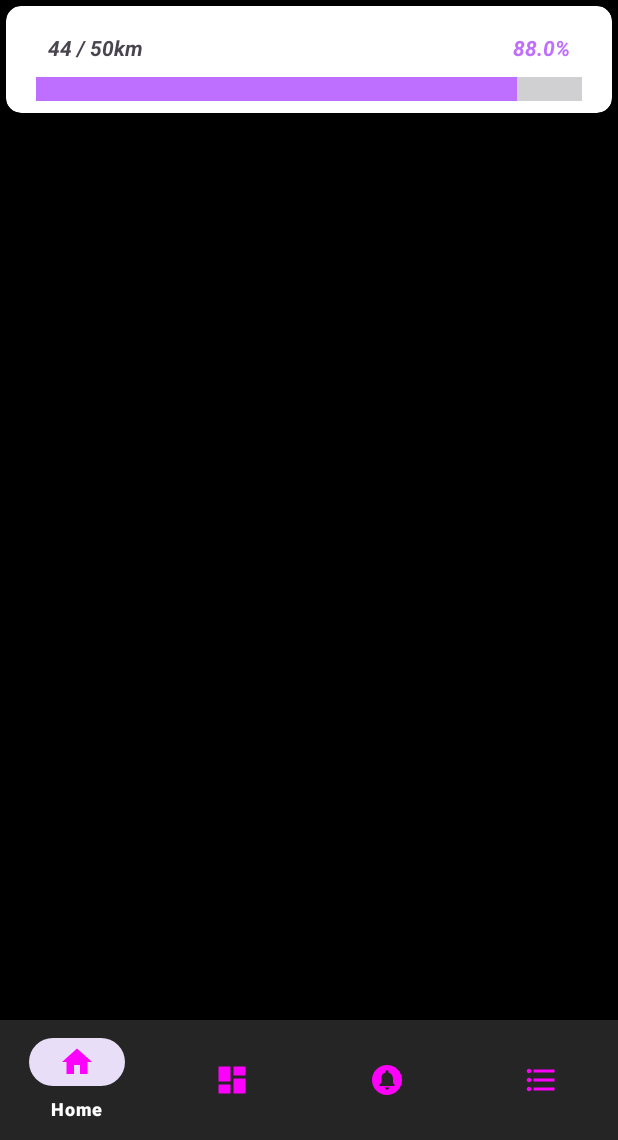
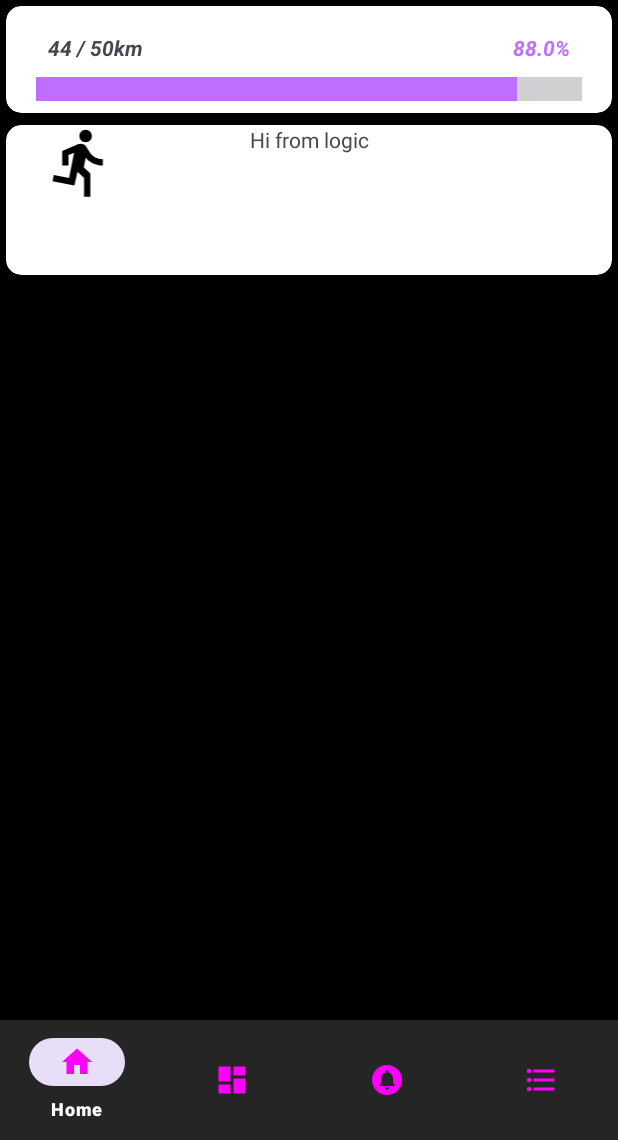
Before and after one commit to vaziman/VaziStat, an Android app: the screen it shows after launch (MainActivity), on a phone screen of 412 x 824 dp, the part 96-1236 px from its top. Run offline under Robolectric (Android 15) with nearby library versions, the phone set to English and light mode, and no system bars; our stand-ins replace Volley; libraries missing offline, so code that uses them is left out: androidx.privacysandbox.tools; 7 statements that could not run were skipped.

Commit message:
Rebuild RecyclerView logic

```diff
--- a/app/src/main/java/com/example/myapplication/adapter/DataAdapter.kt
+++ b/app/src/main/java/com/example/myapplication/adapter/DataAdapter.kt
@@ -1,32 +1,50 @@
 package com.example.myapplication.adapter
 
-import android.animation.ObjectAnimator
 import android.view.LayoutInflater
 import android.view.View
 import android.view.ViewGroup
-import android.widget.ProgressBar
-import android.widget.TextView
 import androidx.recyclerview.widget.RecyclerView
 import com.example.myapplication.R
-import com.example.myapplication.databinding.ModelDataLayoutBinding
+import com.example.myapplication.holders.BaseDataViewHolder
+import com.example.myapplication.holders.LastRunDataViewHolder
+import com.example.myapplication.holders.WeeklyProgressDataViewHolder
 import com.example.myapplication.model.DataModel
-import com.google.android.material.shape.TriangleEdgeTreatment
 
-class DataAdapter(): RecyclerView.Adapter<DataAdapter.DataViewHolder>() {
-    private val dataList = ArrayList<DataModel>()
+class DataAdapter() : RecyclerView.Adapter<BaseDataViewHolder>() {
+//    private val dataList = ArrayList<DataModel>()
 
 
-    override fun onCreateViewHolder(p0: ViewGroup, p1: Int): DataViewHolder {
-        val view = LayoutInflater.from(p0.context).inflate(R.layout.model_data_layout, p0, false)
-        return DataViewHolder(view)
+    private var myData: DataModel? = null
+
+    override fun onCreateViewHolder(viewGroup: ViewGroup, viewType: Int): BaseDataViewHolder {
+        val view = LayoutInflater.from(viewGroup.context).inflate(viewType, viewGroup, false)
+
+        if (viewType == R.layout.last_run) {
+            return LastRunDataViewHolder(view)
+        }
+        return WeeklyProgressDataViewHolder(view)
+    }
+
+    override fun getItemViewType(position: Int): Int {
+//        dataItems[position].getItemViewType()
+        if (position == 1) {
+            return R.layout.last_run
+        }
+        return R.layout.model_data_layout
     }
 
     override fun getItemCount(): Int {
-        return dataList.size
+//        return dataList.size
+//        return 3
+        if (myData == null) {
+            return 0
+        }
+        return 2
     }
 
-    override fun onBindViewHolder(p0: DataViewHolder, p1: Int) {
-        p0.bind(dataList[p1])
+
+    override fun onBindViewHolder(dataViewHolder: BaseDataViewHolder, index: Int) {
+        dataViewHolder.bind(myData!!)
 //        val pbItem = dataList[0]
 //        val countOfKm = dataList[1]
 //        val kmPercent = dataList[3]
@@ -34,32 +52,15 @@ class DataAdapter(): RecyclerView.Adapter<DataAdapter.DataViewHolder>() {
 //        p0.bind(countOfKm)
 //        p0.bind(kmPercent)
 
-        val progressBar = p0.itemView.findViewById<ProgressBar>(R.id.progress_bar_running)
-        val dataKilometers = p0.itemView.findViewById<TextView>(R.id.tvCountOfKM)
-        val dataKMPercent = p0.itemView.findViewById<TextView>(R.id.tvCountOfKmPercent)
+
+
+    }
 
 
 
-        progressBar.max = 50
-        var  currentProgress = 44
-        var percent = currentProgress.toFloat() / progressBar.max.toFloat() * 100
-
-        ObjectAnimator.ofInt(progressBar, "progress", currentProgress).start()
-
-        dataKilometers.text = "$currentProgress / ${progressBar.max}km"
-        dataKMPercent.text = "%.1f%%".format(percent)
-    }
-
-    class DataViewHolder(view: View) : RecyclerView.ViewHolder(view) {
-        val bindingClass = ModelDataLayoutBinding.bind(view)
-        fun bind(model: DataModel) = with(bindingClass){
-            tvCountOfKM.text = model.dataKilometers
-            tvCountOfKmPercent.text = model.dataKMPercent
-        }
-
-    }
-    fun addData(data: DataModel){
-        dataList.add(data)
+    fun addData(data: DataModel) {
+//        dataList.add(data)
+        myData = data
         notifyDataSetChanged() // refreshing data in RecyclerView list
     }
 
--- a/app/src/main/java/com/example/myapplication/fragments/HomeFragment.kt
+++ b/app/src/main/java/com/example/myapplication/fragments/HomeFragment.kt
@@ -18,7 +18,8 @@ class HomeFragment : Fragment() {
     private lateinit var bindingClass: FragmentHomeBinding
     private val adapter = DataAdapter()
     private val dataList = listOf(
-        R.id.rc_view_main_screen
+        R.id.rc_view_main_screen,
+
     )
     private var index = 0
 
@@ -43,6 +44,8 @@ class HomeFragment : Fragment() {
             rcViewMainScreen.adapter = adapter
             val data = DataModel( progressBar = 50, dataKilometers = "00/00", dataKMPercent = "00/00%")
             adapter.addData(data)
+
+
         }
     }
 
--- /dev/null
+++ b/app/src/main/java/com/example/myapplication/holders/BaseDataViewHolder.kt
@@ -0,0 +1,12 @@
+package com.example.myapplication.holders
+
+import android.view.View
+import androidx.recyclerview.widget.RecyclerView
+import com.example.myapplication.model.DataModel
+
+
+abstract class BaseDataViewHolder(view: View) : RecyclerView.ViewHolder(view) {
+    abstract fun bind(model: DataModel)
+
+
+}
--- /dev/null
+++ b/app/src/main/java/com/example/myapplication/holders/LastRunDataViewHolder.kt
@@ -0,0 +1,16 @@
+package com.example.myapplication.holders
+
+import android.view.View
+import com.example.myapplication.databinding.LastRunBinding
+import com.example.myapplication.databinding.ModelDataLayoutBinding
+import com.example.myapplication.model.DataModel
+
+class LastRunDataViewHolder(view: View) : BaseDataViewHolder(view) {
+
+    val bindingClass = LastRunBinding.bind(view)
+    override fun bind(model: DataModel) = with(bindingClass) {
+        tvNameOfLastRun.text = "Hi from logic"
+//        tvCountOfKM.text = model.dataKilometers
+//        tvCountOfKmPercent.text = model.dataKMPercent
+    }
+}
--- /dev/null
+++ b/app/src/main/java/com/example/myapplication/holders/WeeklyProgressDataViewHolder.kt
@@ -0,0 +1,34 @@
+package com.example.myapplication.holders
+
+import android.animation.ObjectAnimator
+import android.view.View
+import com.example.myapplication.databinding.ModelDataLayoutBinding
+import com.example.myapplication.model.DataModel
+
+class WeeklyProgressDataViewHolder(view: View) : BaseDataViewHolder(view) {
+
+    val bindingClass = ModelDataLayoutBinding.bind(view)
+    override fun bind(model: DataModel) = with(bindingClass) {
+        tvCountOfKM.text = model.dataKilometers
+        tvCountOfKmPercent.text = model.dataKMPercent
+
+//        val progressBar = dataViewHolder.itemView.findViewById<ProgressBar>(R.id.progress_bar_running)
+//        val dataKilometers = dataViewHolder.itemView.findViewById<TextView>(R.id.tvCountOfKM)
+//        val dataKMPercent = dataViewHolder.itemView.findViewById<TextView>(R.id.tvCountOfKmPercent)
+//
+//        val lastRun = dataViewHolder.itemView.findViewById<CardView>(R.id.CVLastRun)
+
+
+
+        progressBarRunning.max = 50
+        var currentProgress = 44
+        var percent = currentProgress.toFloat() / progressBarRunning.max.toFloat() * 100
+
+        ObjectAnimator.ofInt(progressBarRunning, "progress", currentProgress).start()
+
+        tvCountOfKM.text = "$currentProgress / ${progressBarRunning.max}km"
+        tvCountOfKmPercent.text = "%.1f%%".format(percent)
+    }
+
+
+}
--- /dev/null
+++ b/app/src/main/res/drawable/run.xml
@@ -0,0 +1,5 @@
+<vector android:autoMirrored="true" android:height="24dp"
+    android:tint="#000000" android:viewportHeight="24"
+    android:viewportWidth="24" android:width="24dp" xmlns:android="http://schemas.android.com/apk/res/android">
+    <path android:fillColor="@android:color/white" android:pathData="M13.49,5.48c1.1,0 2,-0.9 2,-2s-0.9,-2 -2,-2 -2,0.9 -2,2 0.9,2 2,2zM9.89,19.38l1,-4.4 2.1,2v6h2v-7.5l-2.1,-2 0.6,-3c1.3,1.5 3.3,2.5 5.5,2.5v-2c-1.9,0 -3.5,-1 -4.3,-2.4l-1,-1.6c-0.4,-0.6 -1,-1 -1.7,-1 -0.3,0 -0.5,0.1 -0.8,0.1l-5.2,2.2v4.7h2v-3.4l1.8,-0.7 -1.6,8.1 -4.9,-1 -0.4,2 7,1.4z"/>
+</vector>
--- /dev/null
+++ b/app/src/main/res/layout/last_run.xml
@@ -0,0 +1,37 @@
+<?xml version="1.0" encoding="utf-8"?>
+
+<androidx.cardview.widget.CardView
+        android:id="@+id/CVLastRun"
+        xmlns:android="http://schemas.android.com/apk/res/android"
+        android:layout_width="match_parent"
+        android:layout_height="100dp"
+        xmlns:app="http://schemas.android.com/apk/res-auto"
+        app:cardMaxElevation="10dp"
+        app:cardCornerRadius="10dp"
+        android:layout_margin="4dp"
+>
+    <androidx.constraintlayout.widget.ConstraintLayout
+            android:id="@+id/CLLastRun"
+            xmlns:android="http://schemas.android.com/apk/res/android"
+            android:layout_width="match_parent"
+            android:layout_height="wrap_content">
+
+
+        <TextView
+                android:id="@+id/tvNameOfLastRun"
+                android:layout_width="wrap_content"
+                android:layout_height="wrap_content"
+                android:text="Name"
+                app:layout_constraintStart_toStartOf="parent"
+                app:layout_constraintEnd_toEndOf="parent"
+        />
+
+        <ImageView
+                android:layout_width="100dp"
+                android:layout_height="50dp"
+                android:src="@drawable/run"
+        />
+
+    </androidx.constraintlayout.widget.ConstraintLayout>
+
+</androidx.cardview.widget.CardView>
--- a/app/src/main/res/layout/model_data_layout.xml
+++ b/app/src/main/res/layout/model_data_layout.xml
@@ -7,10 +7,17 @@
         xmlns:app="http://schemas.android.com/apk/res-auto"
         app:cardMaxElevation="10dp"
         app:cardCornerRadius="10dp"
-        android:layout_margin="4dp"
+        android:layout_margin="4dp">
+
+    <LinearLayout
+            android:layout_width="match_parent"
+            android:layout_height="wrap_content"
+    android:orientation="vertical"
     >
 
+
         <androidx.constraintlayout.widget.ConstraintLayout
+                android:id="@+id/CLProgressKMPerWeek"
                 android:layout_width="match_parent"
                 android:layout_height="wrap_content"
                 android:orientation="vertical"
@@ -56,25 +63,17 @@
                     android:layout_marginTop="10dp"
                     android:layout_marginEnd="12dp"
                     android:layout_marginStart="12dp"
+                    android:layout_marginBottom="10dp"
                     app:layout_constraintTop_toBottomOf="@+id/tvCountOfKM"
 
             >
 
             </ProgressBar>
-
-        <!--        <TextView-->
-        <!--                android:id="@+id/tv_last_name"-->
-        <!--                android:layout_width="wrap_content"-->
-        <!--                android:layout_height="wrap_content"-->
-        <!--                android:text="Last Name"-->
-        <!--                android:textStyle="bold"/>-->
-        <!--        <TextView-->
-        <!--                android:id="@+id/tv_first_name"-->
-        <!--                android:layout_width="wrap_content"-->
-        <!--                android:layout_height="wrap_content"-->
-        <!--                android:text="First_name"-->
-        <!--        android:textColor="@color/black"-->
-        <!--        android:textStyle="bold"/>-->
         </androidx.constraintlayout.widget.ConstraintLayout>
 
+
+
+    </LinearLayout>
+
+
 </androidx.cardview.widget.CardView>
```
Lines whose indentation alone changed are shown as unchanged.
